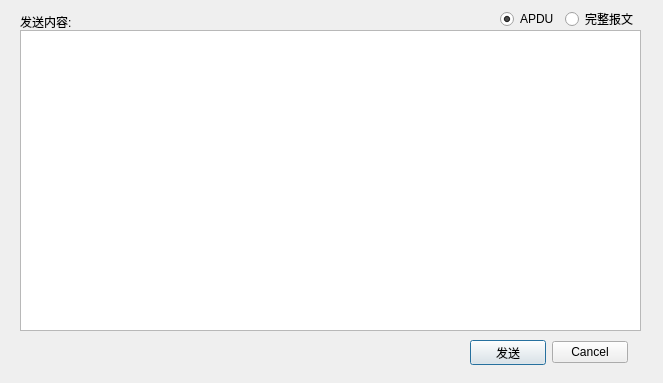
This is UI_APDU.ui in qwerttqq95/698_Special as Qt 5 draws it before an edit. The edited form follows.
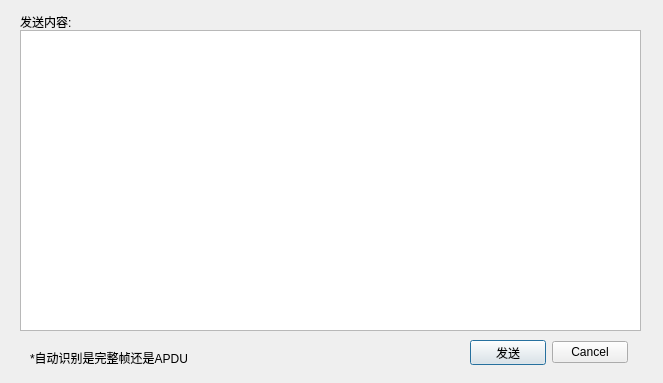
This is the edited form.

The edit to the form file:
```diff
--- a/UI_APDU.ui
+++ b/UI_APDU.ui
@@ -74,37 +74,18 @@
     </item>
    </layout>
   </widget>
-  <widget class="QWidget" name="layoutWidget">
+  <widget class="QLabel" name="label_2">
    <property name="geometry">
     <rect>
-     <x>500</x>
-     <y>10</y>
-     <width>138</width>
-     <height>18</height>
+     <x>30</x>
+     <y>350</y>
+     <width>221</width>
+     <height>16</height>
     </rect>
    </property>
-   <layout class="QHBoxLayout" name="horizontalLayout_2">
-    <property name="spacing">
-     <number>6</number>
-    </property>
-    <item>
-     <widget class="QRadioButton" name="radioButton_2">
-      <property name="text">
-       <string>APDU</string>
-      </property>
-      <property name="checked">
-       <bool>true</bool>
-      </property>
-     </widget>
-    </item>
-    <item>
-     <widget class="QRadioButton" name="radioButton">
-      <property name="text">
-       <string>完整报文</string>
-      </property>
-     </widget>
-    </item>
-   </layout>
+   <property name="text">
+    <string>*自动识别是完整帧还是APDU</string>
+   </property>
   </widget>
  </widget>
  <resources/>
```
Left out of the diff: 6 changed lines with no effect on the pictures.
